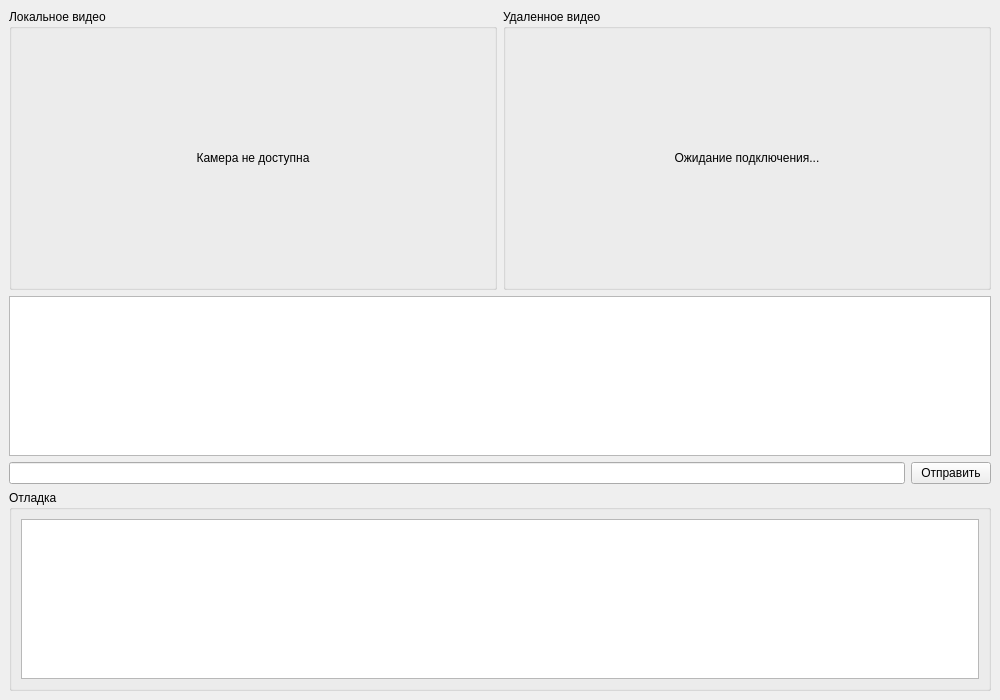
Qt form chatwindow.ui (EpNKM/VladioChad) before a commit.
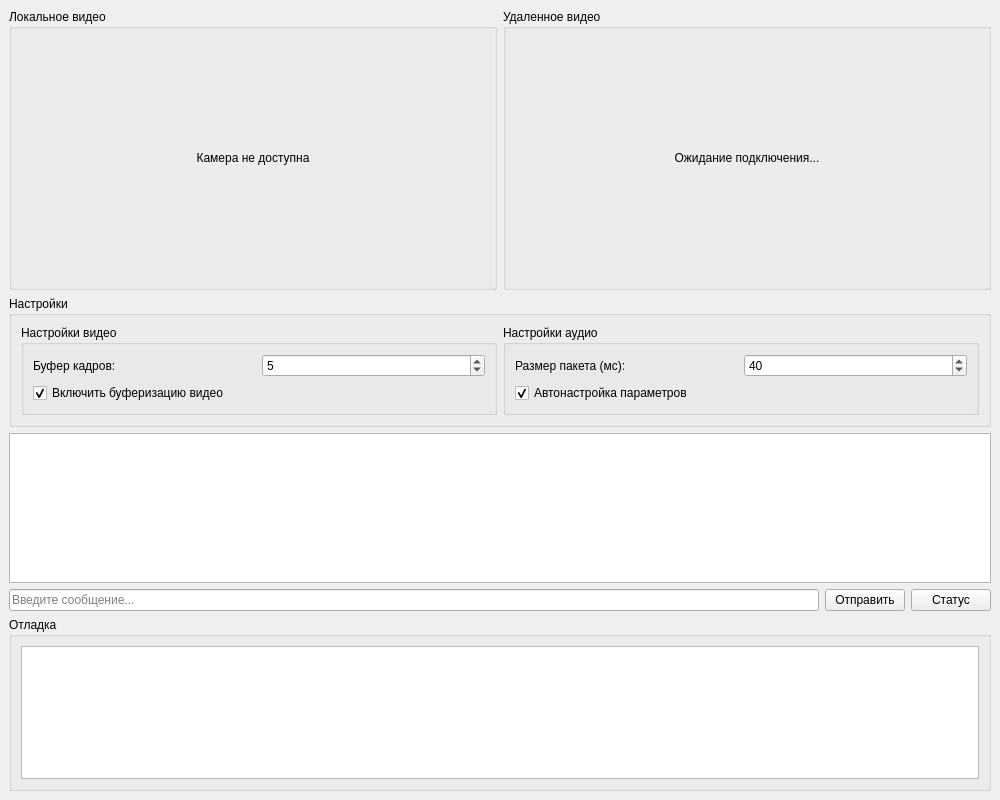
The same form after that commit.

Commit message: intrest buffer

What changed in the file:
```diff
--- a/chatwindow.ui
+++ b/chatwindow.ui
@@ -7,7 +7,7 @@
     <x>0</x>
     <y>0</y>
     <width>1000</width>
-    <height>700</height>
+    <height>800</height>
    </rect>
   </property>
   <property name="windowTitle">
@@ -69,6 +69,101 @@
       </item>
      </layout>
     </item>
+    <item>
+     <widget class="QGroupBox" name="settingsGroup">
+      <property name="title">
+       <string>Настройки</string>
+      </property>
+      <layout class="QHBoxLayout" name="horizontalLayout_4">
+       <item>
+        <widget class="QGroupBox" name="videoSettingsGroup">
+         <property name="title">
+          <string>Настройки видео</string>
+         </property>
+         <layout class="QVBoxLayout" name="verticalLayout_5">
+          <item>
+           <layout class="QHBoxLayout" name="horizontalLayout_5">
+            <item>
+             <widget class="QLabel" name="videoBufferLabel">
+              <property name="text">
+               <string>Буфер кадров:</string>
+              </property>
+             </widget>
+            </item>
+            <item>
+             <widget class="QSpinBox" name="videoBufferSpin">
+              <property name="minimum">
+               <number>1</number>
+              </property>
+              <property name="maximum">
+               <number>30</number>
+              </property>
+              <property name="value">
+               <number>5</number>
+              </property>
+             </widget>
+            </item>
+           </layout>
+          </item>
+          <item>
+           <widget class="QCheckBox" name="enableBufferCheck">
+            <property name="text">
+             <string>Включить буферизацию видео</string>
+            </property>
+            <property name="checked">
+             <bool>true</bool>
+            </property>
+           </widget>
+          </item>
+         </layout>
+        </widget>
+       </item>
+       <item>
+        <widget class="QGroupBox" name="audioSettingsGroup">
+         <property name="title">
+          <string>Настройки аудио</string>
+         </property>
+         <layout class="QVBoxLayout" name="verticalLayout_6">
+          <item>
+           <layout class="QHBoxLayout" name="horizontalLayout_6">
+            <item>
+             <widget class="QLabel" name="audioPacketLabel">
+              <property name="text">
+               <string>Размер пакета (мс):</string>
+              </property>
+             </widget>
+            </item>
+            <item>
+             <widget class="QSpinBox" name="audioPacketSpin">
+              <property name="minimum">
+               <number>20</number>
+              </property>
+              <property name="maximum">
+               <number>60</number>
+              </property>
+              <property name="value">
+               <number>40</number>
+              </property>
+             </widget>
+            </item>
+           </layout>
+          </item>
+          <item>
+           <widget class="QCheckBox" name="autoAdjustCheck">
+            <property name="text">
+             <string>Автонастройка параметров</string>
+            </property>
+            <property name="checked">
+             <bool>true</bool>
+            </property>
+           </widget>
+          </item>
+         </layout>
+        </widget>
+       </item>
+      </layout>
+     </widget>
+    </item>
     <item>
      <layout class="QHBoxLayout" name="horizontalLayout_2">
       <item>
@@ -79,6 +174,13 @@
           <height>150</height>
          </size>
         </property>
+        <property name="html">
+         <string>&lt;!DOCTYPE HTML PUBLIC &quot;-//W3C//DTD HTML 4.0//EN&quot; &quot;http://www.w3.org/TR/REC-html40/strict.dtd&quot;&gt;
+&lt;html&gt;&lt;head&gt;&lt;meta name=&quot;qrichtext&quot; content=&quot;1&quot; /&gt;&lt;style type=&quot;text/css&quot;&gt;
+p, li { white-space: pre-wrap; }
+&lt;/style&gt;&lt;/head&gt;&lt;body style=&quot; font-family:'Sans Serif'; font-size:9pt; font-weight:400; font-style:normal;&quot;&gt;
+&lt;p style=&quot;-qt-paragraph-type:empty; margin-top:0px; margin-bottom:0px; margin-left:0px; margin-right:0px; -qt-block-indent:0; text-indent:0px;&quot;&gt;&lt;br /&gt;&lt;/p&gt;&lt;/body&gt;&lt;/html&gt;</string>
+        </property>
        </widget>
       </item>
      </layout>
@@ -86,7 +188,11 @@
     <item>
      <layout class="QHBoxLayout" name="horizontalLayout_3">
       <item>
-       <widget class="QLineEdit" name="messageEdit"/>
+       <widget class="QLineEdit" name="messageEdit">
+        <property name="placeholderText">
+         <string>Введите сообщение...</string>
+        </property>
+       </widget>
       </item>
       <item>
        <widget class="QPushButton" name="sendButton">
@@ -95,6 +201,13 @@
         </property>
        </widget>
       </item>
+      <item>
+       <widget class="QPushButton" name="statusButton">
+        <property name="text">
+         <string>Статус</string>
+        </property>
+       </widget>
+      </item>
      </layout>
     </item>
     <item>
```
Left out of the diff: 26 changed lines with no effect on the pictures. The commit also changes 3 other files.
